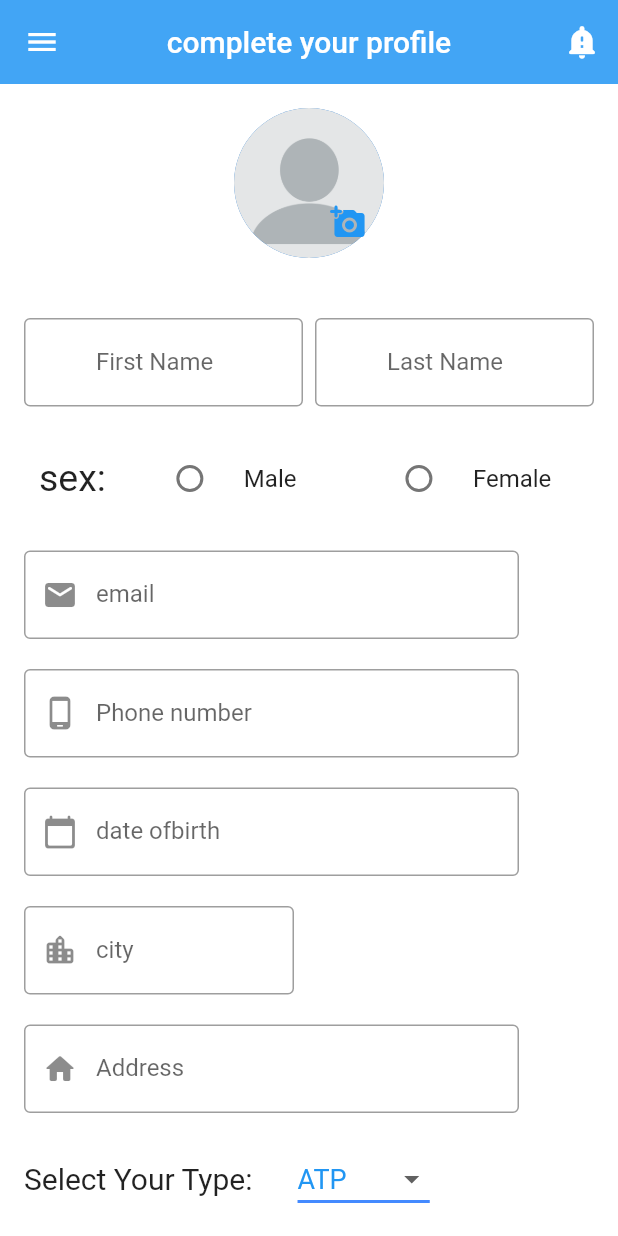
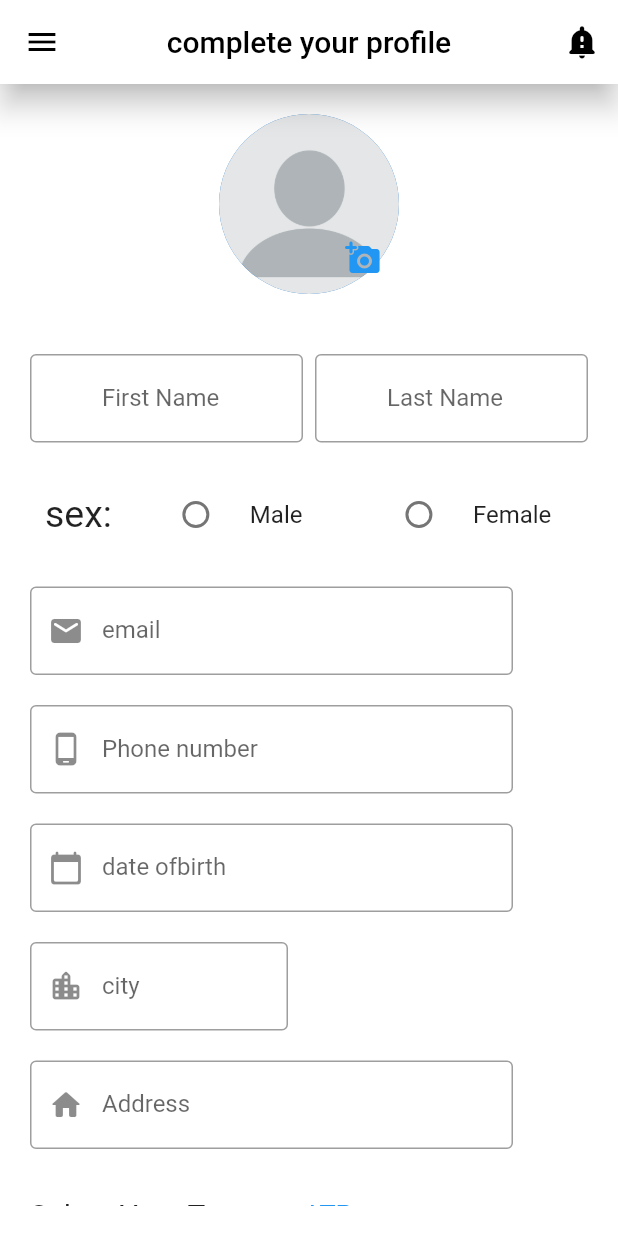
Before and after one commit to Alami-Boudkhil/eclinic_mobile, a Flutter app: the PatienProfiletScreeen screen opened directly with empty values, on a phone screen of 412 x 824 dp. Run offline on Flutter 3.47's test engine with Material 2 defaults, Android fonts, the phone set to English and light mode, and no system bars; our stand-ins replace image_picker.

Commit message:
setting issue

```diff
--- a/lib/modules/auth/login/login_screen.dart
+++ b/lib/modules/auth/login/login_screen.dart
@@ -49,7 +49,7 @@ class _LoginScreenState extends State<LoginScreen> {
       print('Token:'+userToken);
       Navigator.push(
         context,
-        MaterialPageRoute(builder :(context)=> PatientScreeen()));
+        MaterialPageRoute(builder :(context)=> PatientHomeScreeen()));
 
     }
     else if (response.statusCode==400)
--- a/lib/modules/patient_view/patient_dashboard.dart
+++ b/lib/modules/patient_view/patient_dashboard.dart
@@ -8,12 +8,12 @@ import 'package:http/http.dart' as http;
 import 'package:eclinic_mobile/modules/patient_view/patient_profile.dart';
 
 
-class PatientScreeen extends StatefulWidget {
+class PatientHomeScreeen extends StatefulWidget {
   @override
-  _PatientScreeenState createState() => _PatientScreeenState();
+  _PatientHomeScreeenState createState() => _PatientHomeScreeenState();
 }
 
-class _PatientScreeenState extends State<PatientScreeen> {
+class _PatientHomeScreeenState extends State<PatientHomeScreeen> {
   var  userToken='';
 
   Future userlogout()async{
--- a/lib/modules/patient_view/patient_profile.dart
+++ b/lib/modules/patient_view/patient_profile.dart
@@ -91,7 +91,7 @@ class _PatienProfiletScreeenState extends State<PatienProfiletScreeen> {
       Navigator.push(
         context,
         MaterialPageRoute(
-         builder: (context) => PatientScreeen()));
+         builder: (context) => PatientHomeScreeen()));
       final snackBar = SnackBar(content: Text('SinUp succesfuly ,Welcome!'));
       ScaffoldMessenger.of(context).showSnackBar(snackBar);
     } else {
@@ -108,19 +108,19 @@ class _PatienProfiletScreeenState extends State<PatienProfiletScreeen> {
     return Scaffold(
       appBar: AppBar(
         leading: IconButton(
-            //color: Colors.black,
+            color: Colors.black,
             onPressed: () {},
             icon: Icon(Icons.menu)),
-        elevation: 00.00,
-        backgroundColor: Colors.blue[400],
+        elevation: 8.00,
+        backgroundColor: Colors.white,
         centerTitle: true,
         title: Text(
           'complete your profile',
-          //style: TextStyle(color: Colors.black),
+          style: TextStyle(color: Colors.black),
         ),
         actions: [
           IconButton(
-              //color: Colors.black,
+              color: Colors.black,
               onPressed: () {},
               icon: Icon(Icons.notification_important_rounded)),
         ],
@@ -130,7 +130,7 @@ class _PatienProfiletScreeenState extends State<PatienProfiletScreeen> {
         child: Container(
           color: Colors.white,
           child: Padding(
-            padding: const EdgeInsets.all(16.0),
+            padding: const EdgeInsets.all(20.0),
             child: SingleChildScrollView(
               child: Center(
                 child: Column(
@@ -138,7 +138,7 @@ class _PatienProfiletScreeenState extends State<PatienProfiletScreeen> {
                   children: [
                     Stack(children: [
                       CircleAvatar(
-                        radius: 50.00,
+                        radius: 60.00,
                         foregroundImage:
                             AssetImage('assets/images/default_profile.png'),
                         child: IconButton(
@@ -440,7 +440,8 @@ class _PatienProfiletScreeenState extends State<PatienProfiletScreeen> {
                         },
                         text: 'complete your profile',
                         radius: 20,
-                        width: 300),
+                        //width: 300,
+                        background: Colors.blue[800]),
                   ],
                 ),
               ),
```
